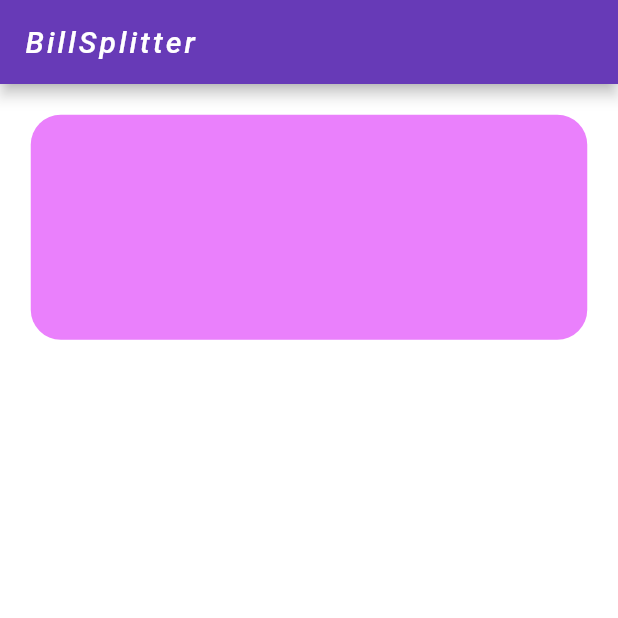
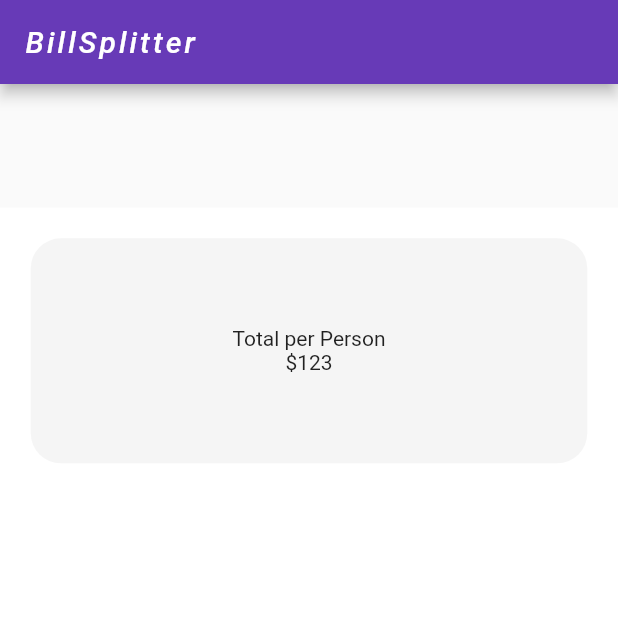
Before and after one commit to amitmaurya7374/Bill-Splitter, a Flutter app: the screen it shows after launch, on a phone screen of 412 x 824 dp, the top half of it. Run offline on Flutter 3.47's test engine with Material 2 defaults, Android fonts, the phone set to English and light mode, and no system bars.

Commit message:
second commit

```diff
--- a/lib/screens/split_bill.dart
+++ b/lib/screens/split_bill.dart
@@ -25,6 +25,8 @@ class _SplitBillScreenState extends State<SplitBillScreen> {
         backgroundColor: Colors.deepPurple,
       ),
       body: Container(
+        alignment: Alignment.center,
+        margin: EdgeInsets.only(top:MediaQuery.of(context).size.height*0.1),//margin is the outer spacing
         color: Colors.white,
         child: ListView(
           scrollDirection: Axis.vertical,
@@ -34,8 +36,17 @@ class _SplitBillScreenState extends State<SplitBillScreen> {
               height: 150,
               width: 150,
               decoration: BoxDecoration(
-                color: Colors.purpleAccent.shade100,
+                color: Colors.grey.shade100,
                 borderRadius: BorderRadius.circular(20.0),
+              ),
+              child: Center(
+                child: Column(
+                  mainAxisAlignment: MainAxisAlignment.center,
+                  children: <Widget>[
+                    Text('Total per Person'),
+                    Text('\$123'),
+                  ],
+                ),
               ),
             ),
           ],
```
